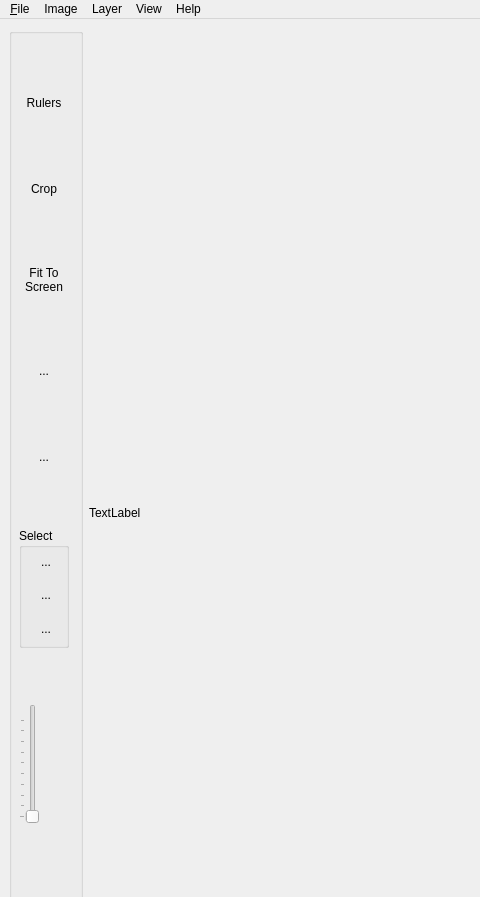
Above: bLUe.ui from bvirxx/bLUe_PYSIDE before the change; both pictures show x 0 to 480 and y 0 to 897 of the 1169 by 1007 pixel window. Below: the same form after it.
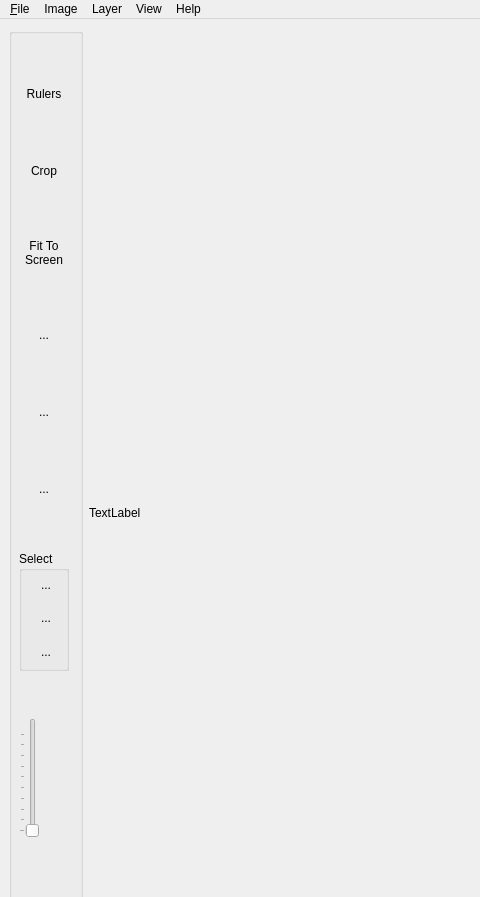
That is the form after the change. Icons and pictures are not drawn. Custom widgets are drawn as their Qt base class.

The edit to the form file:
```diff
--- a/bLUe.ui
+++ b/bLUe.ui
@@ -299,6 +299,53 @@
             <property name="autoRaise">
              <bool>true</bool>
             </property>
+            <property name="arrowType">
+             <enum>Qt::NoArrow</enum>
+            </property>
+            <attribute name="buttonGroup">
+             <string notr="true">buttonGroup</string>
+            </attribute>
+           </widget>
+          </item>
+          <item>
+           <widget class="QToolButton" name="toolButton">
+            <property name="minimumSize">
+             <size>
+              <width>50</width>
+              <height>26</height>
+             </size>
+            </property>
+            <property name="maximumSize">
+             <size>
+              <width>50</width>
+              <height>30</height>
+             </size>
+            </property>
+            <property name="toolTip">
+             <string>Pointer Tool</string>
+            </property>
+            <property name="accessibleName">
+             <string>pointer</string>
+            </property>
+            <property name="text">
+             <string>...</string>
+            </property>
+            <property name="icon">
+             <iconset resource="resources.qrc">
+              <normaloff>:/images/resources/Mouse_pointer_small.png</normaloff>:/images/resources/Mouse_pointer_small.png</iconset>
+            </property>
+            <property name="checkable">
+             <bool>true</bool>
+            </property>
+            <property name="autoExclusive">
+             <bool>true</bool>
+            </property>
+            <property name="autoRaise">
+             <bool>true</bool>
+            </property>
+            <attribute name="buttonGroup">
+             <string notr="true">buttonGroup</string>
+            </attribute>
            </widget>
           </item>
           <item>
```
Left out of the diff: 25 changed lines with no effect on the pictures.
